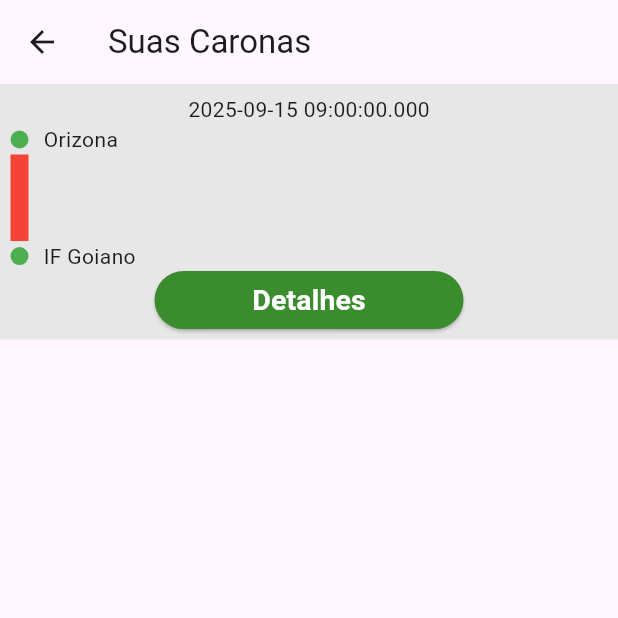
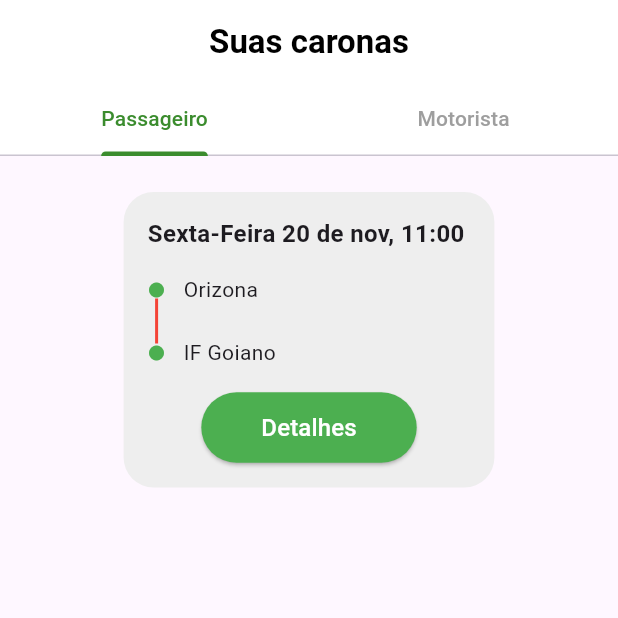
Before and after one commit to Br-Fernandes/IFRide, a Flutter app: the YourRidesScreen screen opened directly, on a phone screen of 412 x 824 dp, the top half of it. Run offline on Flutter 3.47's test engine with Material 3 defaults, Android fonts, the light colour scheme and no system bars; our stand-ins replace get.

Commit message:
created the ride card widget

```diff
--- a/lib/main.dart
+++ b/lib/main.dart
@@ -19,7 +19,7 @@ class MyApp extends StatelessWidget {
     return MaterialApp(
       title: 'Flutter Demo',
       theme: ThemeColors.lightTheme,
-      home: AuthScreen(),
+      home: YourRidesScreen(),
     );
   }
 }
--- a/lib/views/screens/main_navigation_screen.dart
+++ b/lib/views/screens/main_navigation_screen.dart
@@ -60,7 +60,6 @@ class _MainNavigationScreenState extends State<MainNavigationScreen> {
           );
         },
       ),
-
     );
   }
 }
--- a/lib/views/screens/your_rides_screen.dart
+++ b/lib/views/screens/your_rides_screen.dart
@@ -11,81 +11,127 @@ class YourRidesScreen extends StatelessWidget {
 
   @override
   Widget build(BuildContext context) {
-    return Scaffold(
+    return DefaultTabController(
+      length: 2,
+      child: Scaffold(
         appBar: AppBar(
-        title: Text("Suas Caronas"),
-        centerTitle: false,
+          title: const Text(
+            'Suas caronas',
+            style: TextStyle(fontWeight: FontWeight.bold, color: Colors.black),
           ),
-      body: ListView(
+          centerTitle: true,
+          backgroundColor: Colors.white,
+          elevation: 0,
+          bottom: TabBar(
+            labelColor: Theme.of(context).primaryColor,
+            unselectedLabelColor: Colors.grey,
+            indicatorColor: Theme.of(context).primaryColor,
+            tabs: [
+              Tab(text: "Passageiro"),
+              Tab(text: "Motorista")
+            ],
+          )
+        ),
+        body: TabBarView(
           children: [
-          Container(
-            width: MediaQuery.of(context).size.width * 0.4,
-            padding: EdgeInsets.all(7),
-            color: Color(0xFFE8E7E7),
+            ListView.builder(
+              padding: const EdgeInsets.symmetric(horizontal: 16, vertical: 24),
+              itemCount: 1,
+              itemBuilder: (context, index) {
+                return Padding(
+                  padding: const EdgeInsets.only(bottom: 16.0),
+                  child: Center(
+                    child: _buildRideCard(
+                      context: context,
+                      date: "Sexta-Feira 20 de nov, 11:00",
+                      origin: ride.origin,
+                      destination: ride.destination,
+                    ),
+                  ),
+                );
+              },
+            ),
+            const Center(
+              child: Text(
+                'Você ainda não ofereceu caronas.',
+                style: TextStyle(color: Colors.grey),
+              ),
+            ),
+          ],
+        ),
+      ),
+    );
+  }
+
+  Widget _buildRideCard({
+    required BuildContext context,
+    required String date,
+    required String origin,
+    required String destination,
+  }) {
+    return SizedBox(
+      width: MediaQuery.of(context).size.width * 0.6,
+      child: Container(
+        padding: const EdgeInsets.all(16.0),
+        decoration: BoxDecoration(
+          color: Colors.grey[200], // Cor de fundo do card
+          borderRadius: BorderRadius.circular(20.0), // Bordas arredondadas
+        ),
         child: Column(
-              mainAxisAlignment: MainAxisAlignment.center,
           crossAxisAlignment: CrossAxisAlignment.start,
           children: [
-                Center(child: Text("${ride.dateTime}")),
+            Text(
+              date,
+              style: const TextStyle(fontWeight: FontWeight.bold, fontSize: 16),
+            ),
+            const SizedBox(height: 16),
             Row(
               children: [
+                // Visualizador da rota (bolinhas e linha)
+                Column(
+                  children: [
+                    const Icon(Icons.circle, color: Colors.green, size: 12),
                     Container(
-                      height: 12,
-                      width: 12,
-                      decoration: BoxDecoration(
-                        color: Colors.green,
-                        shape: BoxShape.circle
+                      height: 30,
+                      width: 2,
+                      color: Colors.red,
+                    ),
+                    const Icon(Icons.circle, color: Colors.green, size: 12),
+                  ],
+                ),
+                const SizedBox(width: 12),
+                // Textos de origem e destino
+                Expanded(
+                  child: Column(
+                    crossAxisAlignment: CrossAxisAlignment.start,
+                    children: [
+                      Text(origin, style: const TextStyle(fontSize: 14)),
+                      const SizedBox(height: 22),
+                      Text(destination, style: const TextStyle(fontSize: 14)),
+                    ],
                   ),
                 ),
-                    SizedBox(width: 10,),
-                    Text("${ride.origin}"),
               ],
             ),
-                Container(
-                  height: MediaQuery.of(context).size.height * 0.07,
-                  width: 12,
-                  color: Colors.red,
+            const SizedBox(height: 16),
+            Center(
+              child: ElevatedButton(
+                onPressed: () {
+                  // Ação do botão Detalhes
+                },
+                style: ElevatedButton.styleFrom(
+                  backgroundColor: Colors.green,
+                  foregroundColor: Colors.white,
+                  shape: RoundedRectangleBorder(
+                    borderRadius: BorderRadius.circular(30.0),
                   ),
-                Row(
-                  children: [
-                    Container(
-                      height: 12,
-                      width: 12,
-                      decoration: BoxDecoration(
-                        color: Colors.green,
-                        shape: BoxShape.circle
+                  padding: const EdgeInsets.symmetric(horizontal: 40, vertical: 12),
+                ),
+                child: const Text('Detalhes', style: TextStyle(fontSize: 16)),
               ),
             ),
-                    SizedBox(width: 10,),
-                    Text("${ride.destination}"),
           ],
         ),
-                Center(
-                  child: SizedBox(
-                    height: MediaQuery.of(context).size.height * 0.047,
-                    width: MediaQuery.of(context).size.width * 0.5 ,
-                    child: ElevatedButton(
-                      style: ButtonStyle(
-                        backgroundColor: WidgetStateProperty.all(
-                          Theme.of(context).primaryColor,
-                        ),
-                        foregroundColor: WidgetStatePropertyAll(Colors.white),
-                      ),
-                      onPressed: () {},
-                      child: Text(
-                        "Detalhes",
-                        style: TextStyle(
-                          fontSize: 19,
-                          fontWeight: FontWeight.bold
-                        ),
-                      ),
-                    ),
-                  ),
-                )
-              ],
-            ),
-          )
-        ],
       ),
     );
   }
```
Also changed, not shown: pubspec.lock, 1 other file. Lines whose indentation alone changed are shown as unchanged.
